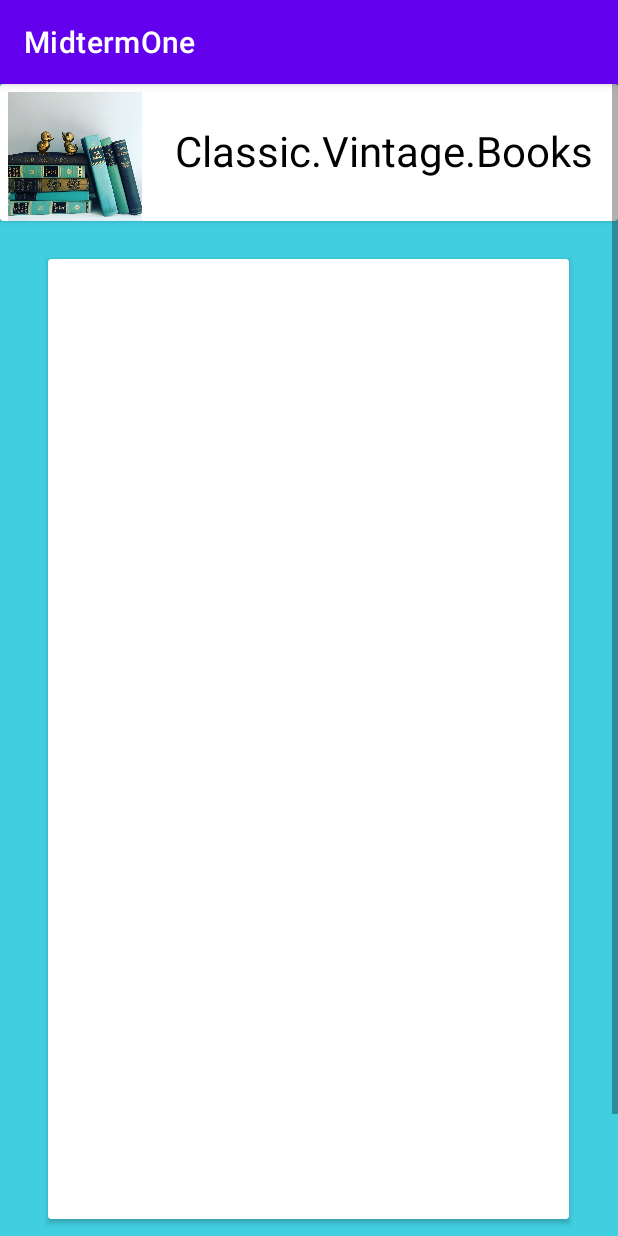
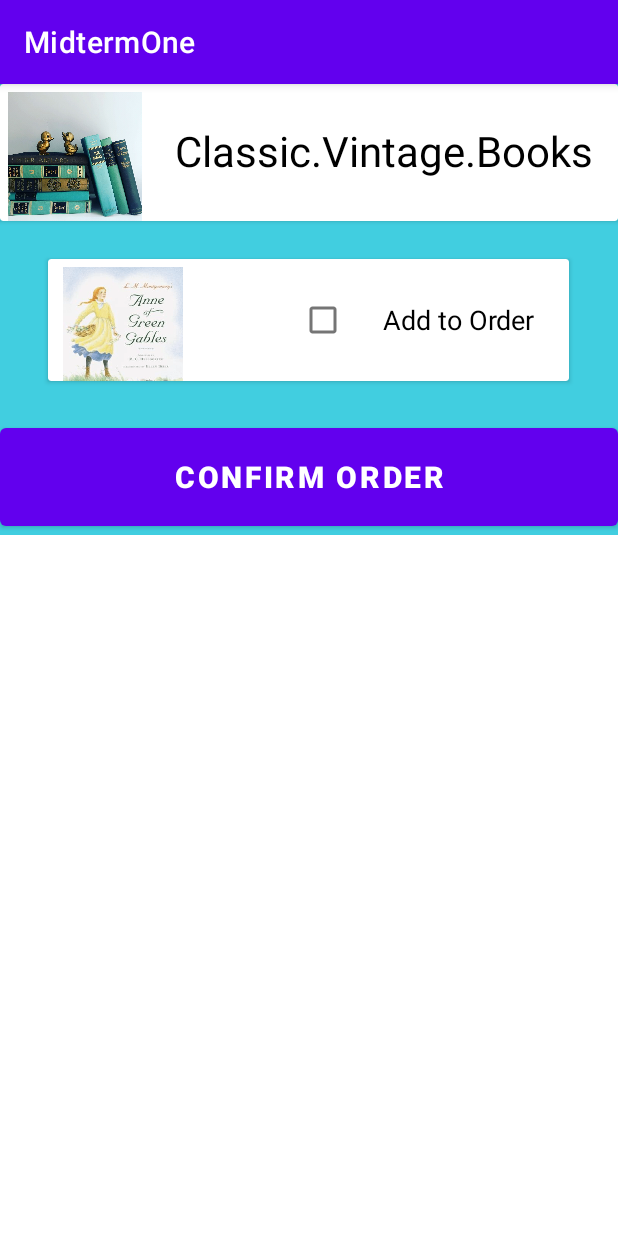
Before and after one commit to mberg8/MidtermOne, an Android app: the orderbooks screen opened directly, with no data from a screen before it, on a phone screen of 412 x 824 dp. Run offline under Robolectric (Android 15) with nearby library versions, the light colour scheme and no system bars.

Commit message:
6/5. Updated orderbooks_activity code. Designed Order Books layout.

```diff
--- a/app/build.gradle
+++ b/app/build.gradle
@@ -38,9 +38,9 @@ dependencies {
     implementation 'androidx.appcompat:appcompat:1.3.0'
     implementation 'com.google.android.material:material:1.3.0'
     implementation 'androidx.constraintlayout:constraintlayout:2.0.4'
-    //implementation 'androidx.wear:wear:1.1.0'
+    implementation 'androidx.recyclerview:recyclerview:1.2.1'
     testImplementation 'junit:junit:4.+'
     androidTestImplementation 'androidx.test.ext:junit:1.1.2'
     androidTestImplementation 'androidx.test.espresso:espresso-core:3.3.0'
-    //compileOnly 'com.google.android.wearable:wearable:2.8.1'
+
 }
--- a/app/src/main/res/layout/activity_orderbooks.xml
+++ b/app/src/main/res/layout/activity_orderbooks.xml
@@ -61,17 +61,30 @@
                 <androidx.cardview.widget.CardView
                     android:id="@+id/cardviewOrder"
                     android:layout_width="347dp"
-                    android:layout_height="640dp"
+                    android:layout_height="81dp"
                     android:layout_gravity="center"
                     android:layout_marginTop="25sp"
                     android:layout_marginBottom="25sp">
 
-                    <androidx.recyclerview.widget.RecyclerView
-                        android:id="@+id/recyclerviewOrderAdd"
-                        android:layout_width="match_parent"
-                        android:layout_height="match_parent"
-                        tools:itemCount="12"
-                        tools:listitem="@layout/recycler_view_item" />
+                    <ImageView
+                        android:id="@+id/imageViewOrder2"
+                        android:layout_width="100sp"
+                        android:layout_height="100sp"
+                        android:contentDescription="@string/anneorder"
+                        android:padding="5sp"
+                        android:src="@drawable/anne"
+                        tools:srcCompat="@drawable/anne" />
+
+                    <CheckBox
+                        android:id="@+id/textView3"
+                        android:layout_width="180dp"
+                        android:layout_height="wrap_content"
+                        android:layout_gravity="center|right|center_horizontal"
+                        android:paddingTop="0sp"
+                        android:text="Add to Order"
+                        android:textAlignment="center"
+                        android:textColor="@color/black"
+                        android:textSize="18sp" />
                 </androidx.cardview.widget.CardView>
 
                 <Button
--- a/app/src/main/res/values/strings.xml
+++ b/app/src/main/res/values/strings.xml
@@ -28,7 +28,7 @@
     <string name="main_menu">Main Menu</string>
     <string name="order">Order</string>
     <string name="confirm_order">Confirm Order</string>
-
+    <string name="anneorder">anneOrder</string>
 
 
 </resources>
```
Also changed, not shown: app/src/main/res/layout/anne.xml (added, +43 -0 lines), app/src/main/res/layout/recycler_view_item.xml (deleted, +0 -20 lines).
